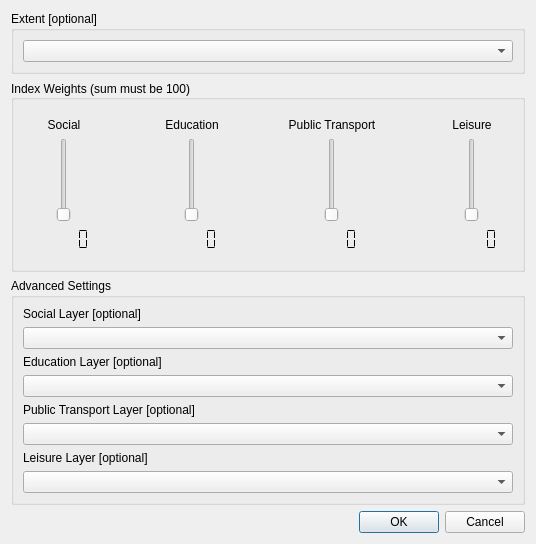
Before: the Qt Designer form FlatFinder_dialog_base.ui in danielseisenbacher/FlatFinder, drawn with Qt 5.
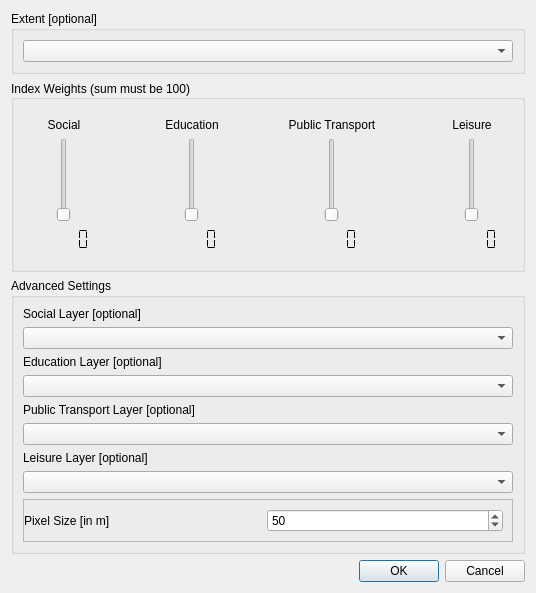
After: the same form once the commit is applied. Custom widgets are drawn as their Qt base class.

Commit message: fast fertig...

What changed in the file:
```diff
--- a/FlatFinder_dialog_base.ui
+++ b/FlatFinder_dialog_base.ui
@@ -470,6 +470,56 @@
         </property>
        </widget>
       </item>
+      <item>
+       <widget class="QFrame" name="frame_5">
+        <property name="sizePolicy">
+         <sizepolicy hsizetype="Preferred" vsizetype="Preferred">
+          <horstretch>0</horstretch>
+          <verstretch>0</verstretch>
+         </sizepolicy>
+        </property>
+        <property name="frameShape">
+         <enum>QFrame::StyledPanel</enum>
+        </property>
+        <property name="frameShadow">
+         <enum>QFrame::Raised</enum>
+        </property>
+        <layout class="QHBoxLayout" name="horizontalLayout">
+         <property name="sizeConstraint">
+          <enum>QLayout::SetDefaultConstraint</enum>
+         </property>
+         <property name="leftMargin">
+          <number>0</number>
+         </property>
+         <item>
+          <widget class="QLabel" name="label">
+           <property name="sizePolicy">
+            <sizepolicy hsizetype="Preferred" vsizetype="Minimum">
+             <horstretch>0</horstretch>
+             <verstretch>0</verstretch>
+            </sizepolicy>
+           </property>
+           <property name="text">
+            <string>Pixel Size [in m]</string>
+           </property>
+          </widget>
+         </item>
+         <item>
+          <widget class="QSpinBox" name="spinBox">
+           <property name="minimum">
+            <number>10</number>
+           </property>
+           <property name="maximum">
+            <number>500</number>
+           </property>
+           <property name="value">
+            <number>50</number>
+           </property>
+          </widget>
+         </item>
+        </layout>
+       </widget>
+      </item>
      </layout>
     </widget>
    </item>
```
The commit also changes 1 other file.
